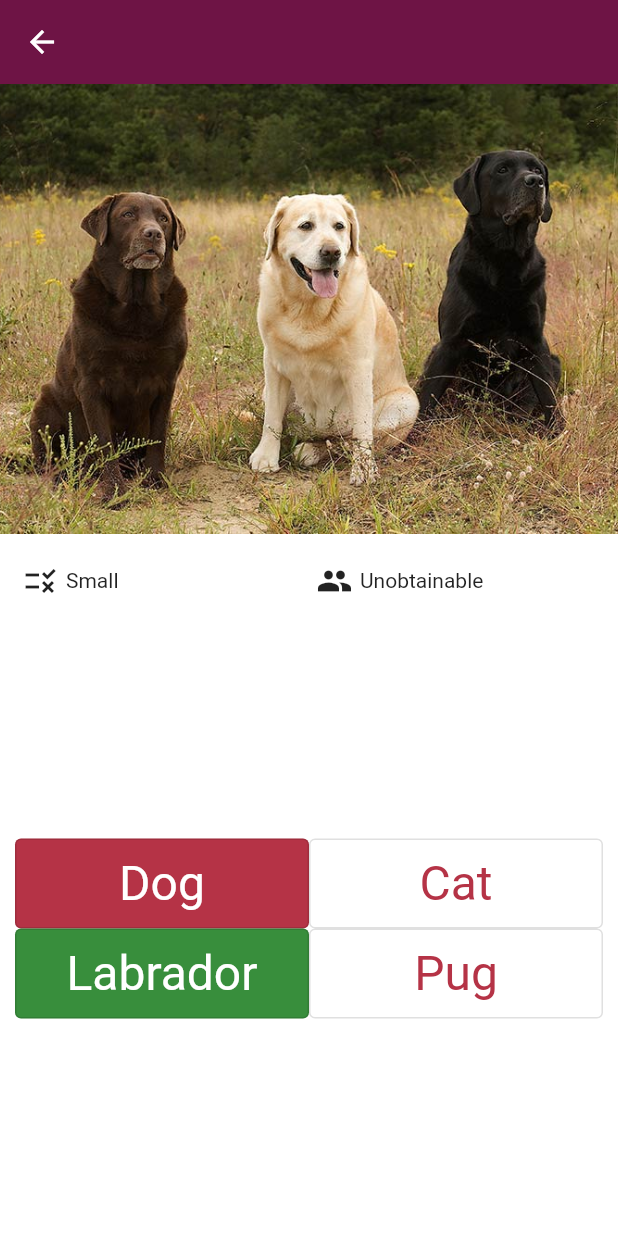
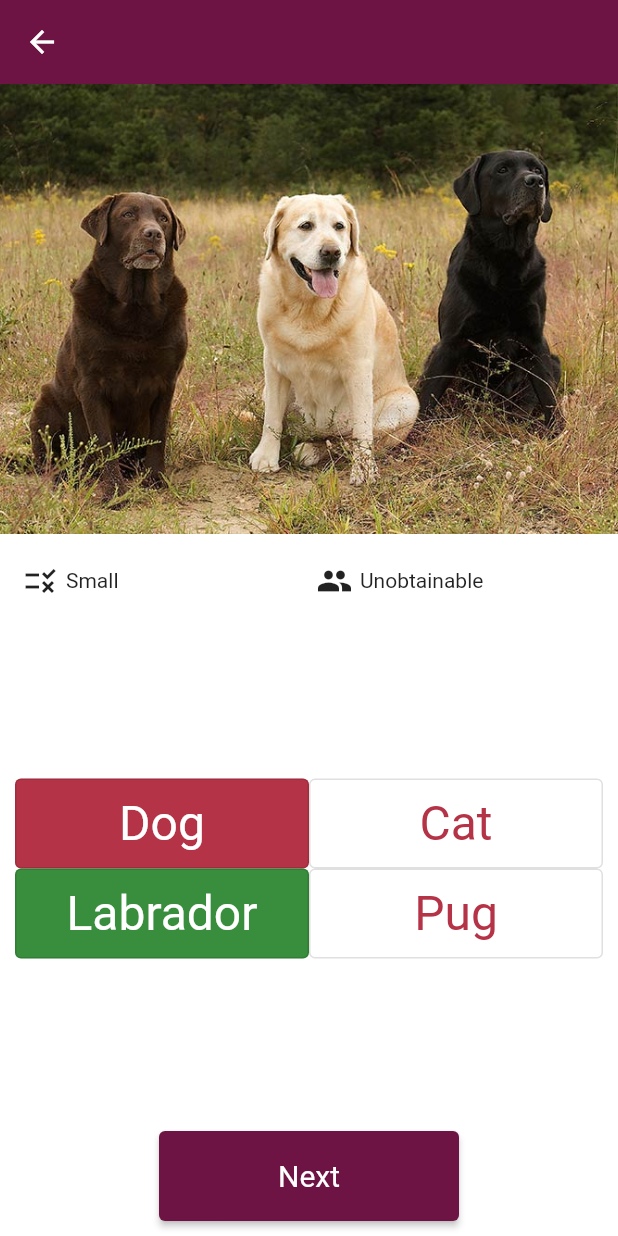
Before and after one commit to ImperialOctopus/dog-breed-game, a Flutter app: the PracticeScreen screen opened directly, after a tap on "Start Practice!", after a tap on "Dog", on a phone screen of 412 x 824 dp. Run offline on Flutter 3.47's test engine with Material 2 defaults, Android fonts, the phone set to English and light mode, and no system bars; our stand-ins replace equatable, flutter_bloc.

Commit message:
Add link to results page at end of quiz

```diff
--- a/lib/screens/practice/practice_quiz_screen.dart
+++ b/lib/screens/practice/practice_quiz_screen.dart
@@ -2,9 +2,12 @@ import 'package:flutter/material.dart';
 import 'package:flutter_bloc/flutter_bloc.dart';
 
 import '../../model/practice/practice_end_state.dart';
+import '../../model/practice/practice_result.dart';
 import '../../model/practice/practice_settings.dart';
 import '../../model/questions/question.dart';
 import '../../repository/question/question_repository.dart';
+import '../../router/actions/router_end_practice.dart';
+import '../../router/router_bloc.dart';
 import '../../theme/animation.dart';
 import '../question_page/question_page.dart';
 
@@ -80,6 +83,15 @@ class _PracticeQuizScreenState extends State<PracticeQuizScreen> {
   void onNextPressed() {
     setState(() {
       if (endState != PracticeEndState.continuing) {
+        BlocProvider.of<RouterBloc>(context).add(
+          RouterEndPractice(
+              settings: widget.settings,
+              result: PracticeResult(
+                mistakes: mistakesMade,
+                score: questionsAnswered - mistakesMade,
+                practiceEndState: endState,
+              )),
+        );
         return;
       }
 
@@ -116,7 +128,9 @@ class _PracticeQuizScreenState extends State<PracticeQuizScreen> {
         onQuestionAnswered: onQuestionAnswered,
         nextButton: ElevatedButton(
           onPressed: onNextPressed,
-          child: const Text('Next'),
+          child: endState == PracticeEndState.continuing
+              ? const Text('Next')
+              : const Text('Results'),
         ),
       ),
     );
--- a/lib/screens/question_page/image_id_question_page.dart
+++ b/lib/screens/question_page/image_id_question_page.dart
@@ -19,16 +19,20 @@ class ImageIdQuestionPage extends StatefulWidget {
   /// Button for next page.
   final Widget? nextButton;
 
+  /// Change appearance for quiz ended.
+  final bool quizOver;
+
   /// Page to display a single question.
   const ImageIdQuestionPage({
     required this.question,
     required this.progress,
     required this.onQuestionAnswered,
-    this.nextButton,
+    required this.nextButton,
+    required this.quizOver,
   });
 
   static const _switcherDuration = AnimationTheme.quizSwitcherDuration;
-  static const _progressSlideDuration = Duration(milliseconds: 100);
+  static const _progressSlideDuration = AnimationTheme.progressSlideDuration;
 
   @override
   _ImageIdQuestionPageState createState() => _ImageIdQuestionPageState();
@@ -66,7 +70,8 @@ class _ImageIdQuestionPageState extends State<ImageIdQuestionPage> {
             ),
           ),
           TweenAnimationBuilder<double>(
-            tween: Tween<double>(begin: 0, end: widget.progress),
+            tween: Tween<double>(
+                begin: 0, end: widget.quizOver ? 1 : widget.progress),
             duration: ImageIdQuestionPage._progressSlideDuration,
             builder: (context, progress, _) =>
                 LinearProgressIndicator(value: progress),
--- a/lib/screens/question_page/question_page.dart
+++ b/lib/screens/question_page/question_page.dart
@@ -27,7 +27,7 @@ class QuestionPage extends StatelessWidget {
     required this.question,
     required this.progress,
     required this.onQuestionAnswered,
-    this.nextButton,
+    required this.nextButton,
     this.quizOver = false,
   }) : super(key: key);
 
@@ -40,6 +40,8 @@ class QuestionPage extends StatelessWidget {
         question: _question,
         progress: progress,
         onQuestionAnswered: onQuestionAnswered,
+        nextButton: nextButton,
+        quizOver: quizOver,
       );
     }
     throw FallThroughError();
--- a/lib/theme/animation.dart
+++ b/lib/theme/animation.dart
@@ -2,4 +2,7 @@
 class AnimationTheme {
   /// Duration for slide switchers in the quiz view.
   static const quizSwitcherDuration = Duration(milliseconds: 300);
+
+  /// Duration for progress slide moving.
+  static const progressSlideDuration = Duration(milliseconds: 100);
 }
```
